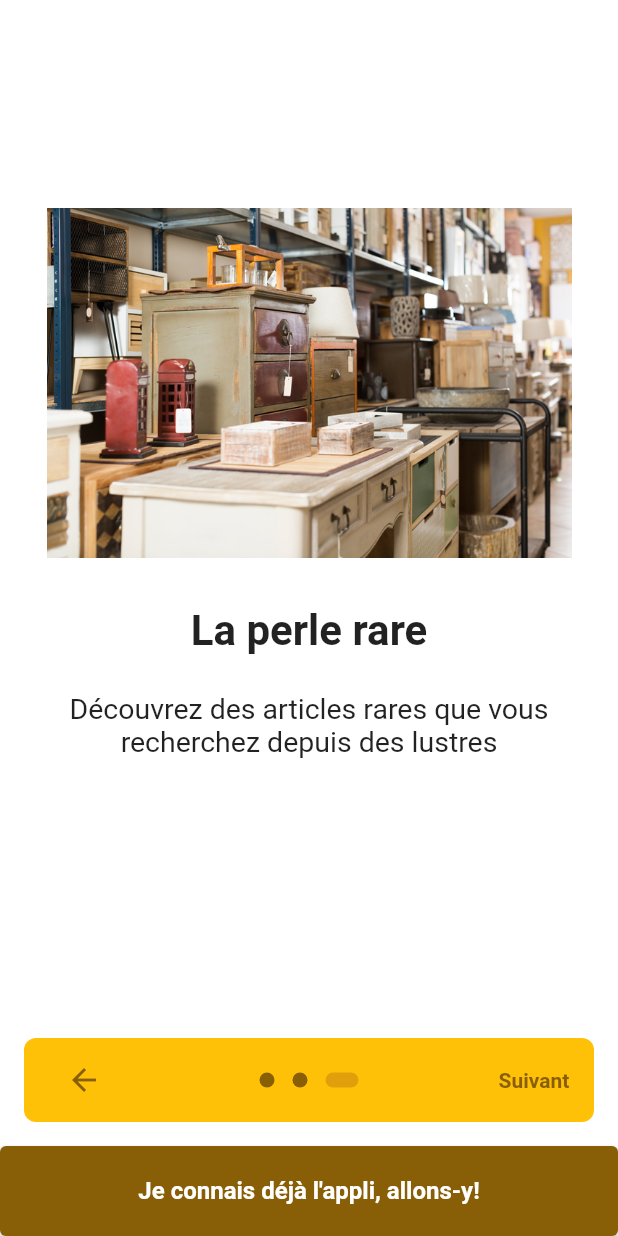
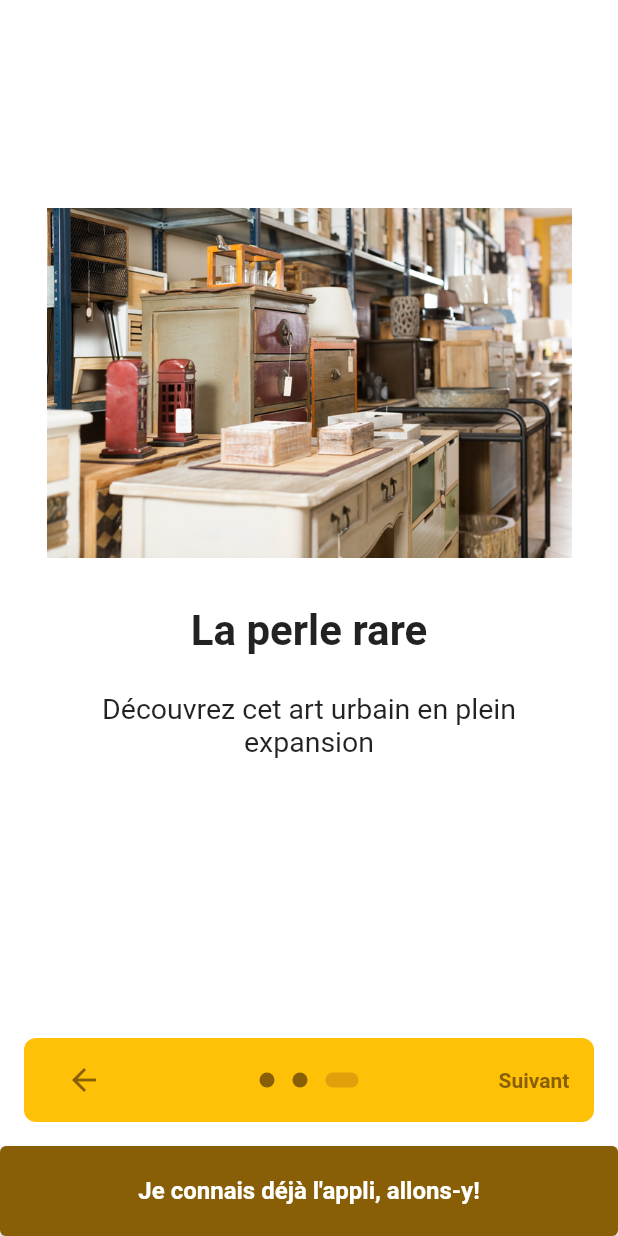
Before and after one commit to NoichiFourbe/wall_poetics, a Flutter app: the screen it shows after launch, swiped to page 3, on a phone screen of 412 x 824 dp. Run offline on Flutter 3.47's test engine with Material 2 defaults, Android fonts, the phone set to English and light mode, and no system bars; drawn by our look-alikes of introduction_screen; our stand-ins replace cloud_firestore, equatable, firebase_auth, firebase_core, firebase_storage, flutter_map and 2 more; missing offline and left inert: flutter_map_marker_cluster, open_street_map_search_and_pick; accounts and stored records are empty.

Commit message:
amélioration accueil + test github

```diff
--- a/lib/tuto_accueil.dart
+++ b/lib/tuto_accueil.dart
@@ -70,13 +70,13 @@ class tuto_accueilState extends State<tuto_accueil> {
         PageViewModel(
           title: "Découvrez le Street Art grâce à Wall Poetics !",
           body:
-          "Optimisez vos trajets pour profiter des plus belles oeuvres de Paris",
+          "Profitez des plus belles oeuvres de Paris",
           image: _buildImage('assets/images/premiere_image.jpg'),
           decoration: pageDecoration,
         ),
         PageViewModel(
           title: "Une carte mise à jour hebdomadairement",
-          body: "Identifiez les stands qui vous intéressent et laissez-nous vous y guider",
+          body: "Identifiez les street art qui vous intéressent et laissez-nous vous y guider",
           image: _buildFullscreenImage(),
           decoration: pageDecoration.copyWith(
             contentMargin: const EdgeInsets.symmetric(horizontal: 16),
@@ -88,7 +88,7 @@ class tuto_accueilState extends State<tuto_accueil> {
         ),
         PageViewModel(
           title: "La perle rare",
-          body: "Découvrez des articles rares que vous recherchez depuis des lustres",
+          body: "Découvrez cet art urbain en plein expansion",
           image: _buildImage('assets/images/img3.jpg'),
           decoration: pageDecoration.copyWith(
             bodyFlex: 6,
```
